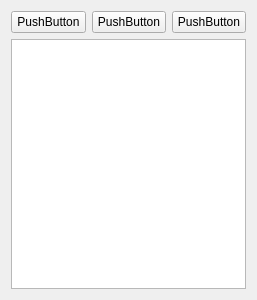
This is gui/widget_object_types.ui in Taliks87/lvl_editor as Qt 5 draws it before an edit. The edited form follows.
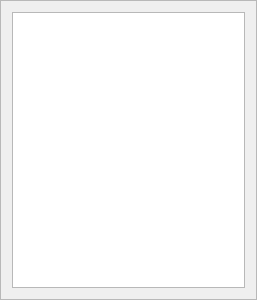
This is the edited form.

Patch:
```diff
--- a/gui/widget_object_types.ui
+++ b/gui/widget_object_types.ui
@@ -25,32 +25,10 @@
   <property name="windowTitle">
    <string>Frame</string>
   </property>
+  <property name="frameShape">
+   <enum>QFrame::StyledPanel</enum>
+  </property>
   <layout class="QVBoxLayout" name="verticalLayout">
-   <item>
-    <layout class="QHBoxLayout" name="horizontalLayout">
-     <item>
-      <widget class="QPushButton" name="btnAdd">
-       <property name="text">
-        <string>PushButton</string>
-       </property>
-      </widget>
-     </item>
-     <item>
-      <widget class="QPushButton" name="btnEdit">
-       <property name="text">
-        <string>PushButton</string>
-       </property>
-      </widget>
-     </item>
-     <item>
-      <widget class="QPushButton" name="btnRemove">
-       <property name="text">
-        <string>PushButton</string>
-       </property>
-      </widget>
-     </item>
-    </layout>
-   </item>
    <item>
     <widget class="QListView" name="listView"/>
    </item>
```
